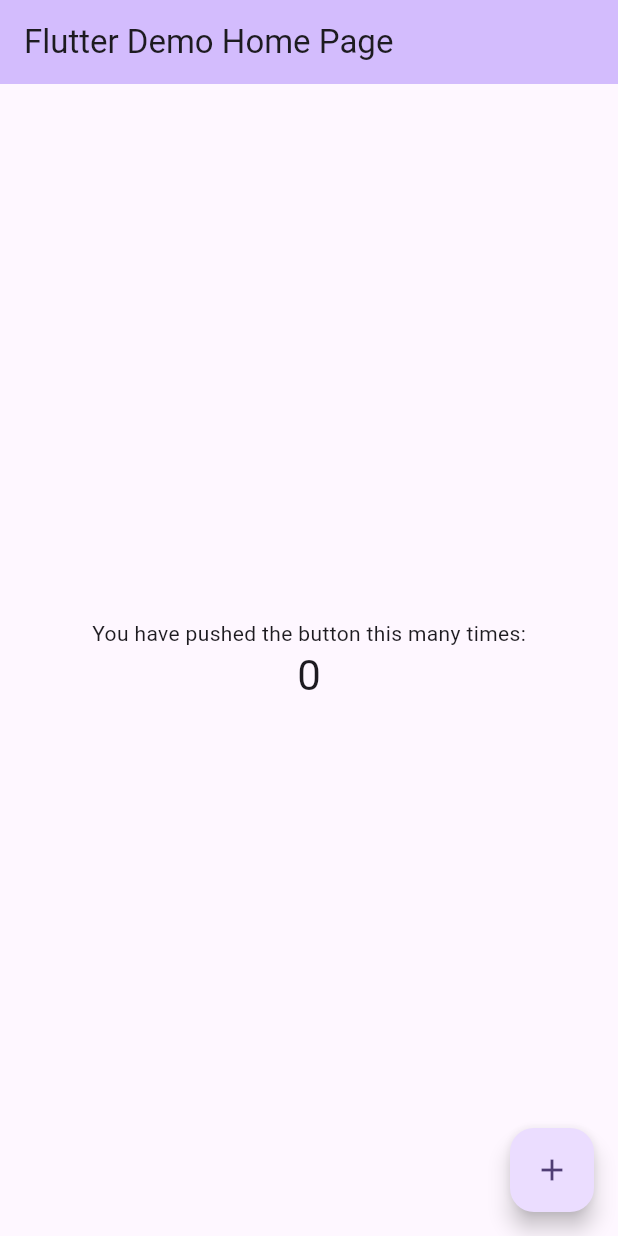
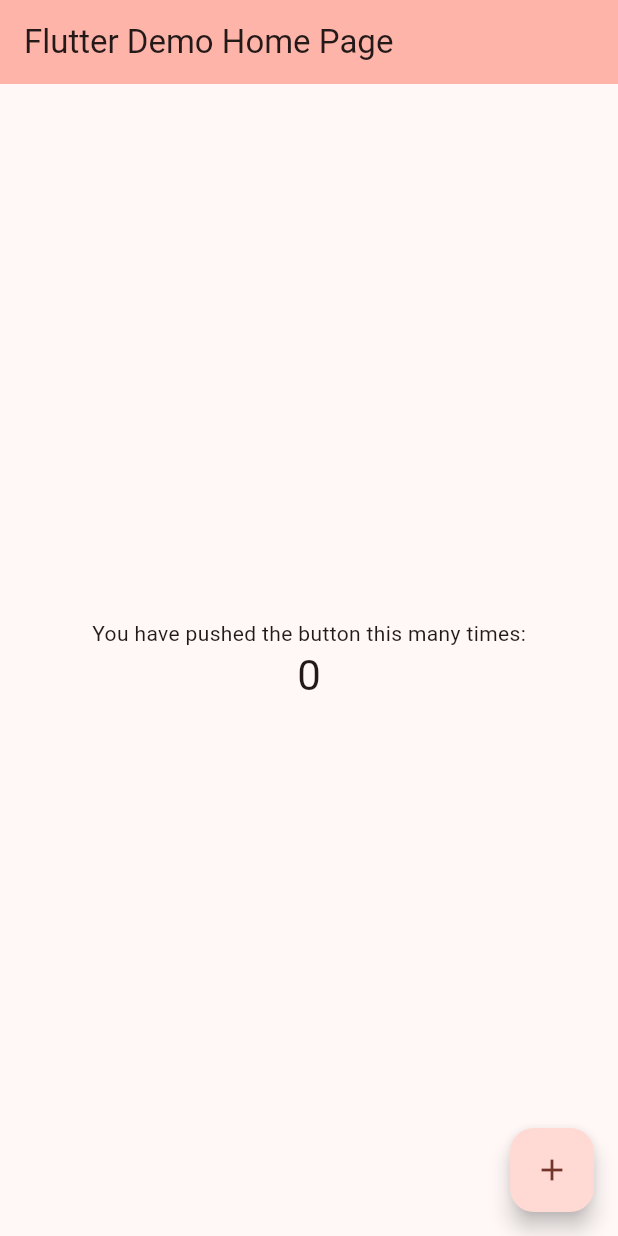
Before and after one commit to chrisokoriedev/test_git, a Flutter app: the screen it shows after launch, on a phone screen of 412 x 824 dp. Run offline on Flutter 3.47's test engine with Material 2 defaults, Android fonts, the phone set to English and light mode, and no system bars.

Commit message:
i chaged color to red

```diff
--- a/lib/main.dart
+++ b/lib/main.dart
@@ -13,22 +13,8 @@ class MyApp extends StatelessWidget {
     return MaterialApp(
       title: 'Flutter Demo',
       theme: ThemeData(
-        // This is the theme of your application.
-        //
-        // TRY THIS: Try running your application with "flutter run". You'll see
-        // the application has a blue toolbar. Then, without quitting the app,
-        // try changing the seedColor in the colorScheme below to Colors.green
-        // and then invoke "hot reload" (save your changes or press the "hot
-        // reload" button in a Flutter-supported IDE, or press "r" if you used
-        // the command line to start the app).
-        //
-        // Notice that the counter didn't reset back to zero; the application
-        // state is not lost during the reload. To reset the state, use hot
-        // restart instead.
-        //
-        // This works for code too, not just values: Most code changes can be
-        // tested with just a hot reload.
-        colorScheme: ColorScheme.fromSeed(seedColor: Colors.deepPurple),
+
+        colorScheme: ColorScheme.fromSeed(seedColor: Colors.red),
         useMaterial3: true,
       ),
       home: const MyHomePage(title: 'Flutter Demo Home Page'),
@@ -37,16 +23,8 @@ class MyApp extends StatelessWidget {
 }
 
 class MyHomePage extends StatefulWidget {
-  const MyHomePage({super.key, required this.title});
+  const MyHomePage({super.key,    required this.title});
 
-  // This widget is the home page of your application. It is stateful, meaning
-  // that it has a State object (defined below) that contains fields that affect
-  // how it looks.
-
-  // This class is the configuration for the state. It holds the values (in this
-  // case the title) provided by the parent (in this case the App widget) and
-  // used by the build method of the State. Fields in a Widget subclass are
-  // always marked "final".
 
   final String title;
 
```
